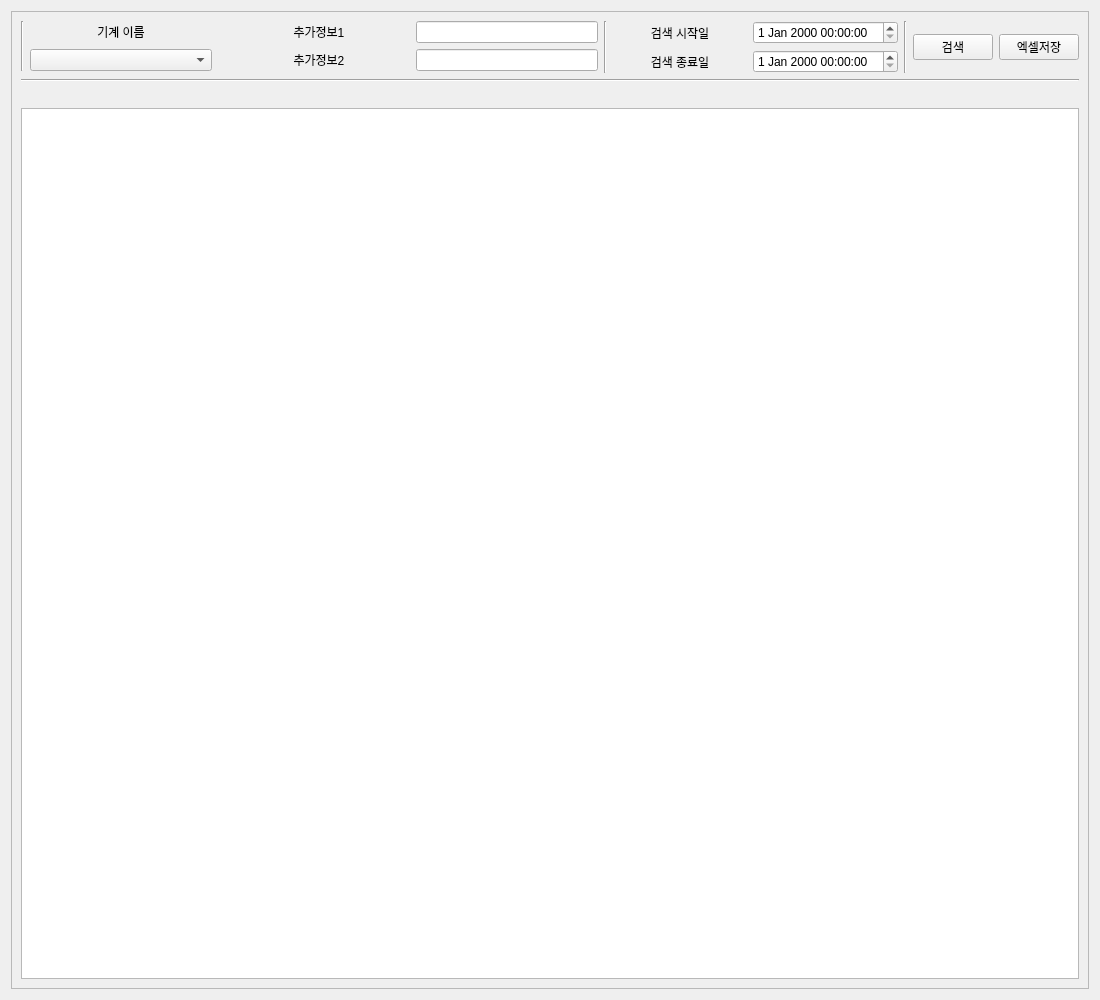
This is dbsearchsetting.ui in good7zzang/QT_DBA as Qt 5 draws it before an edit. The edited form follows.
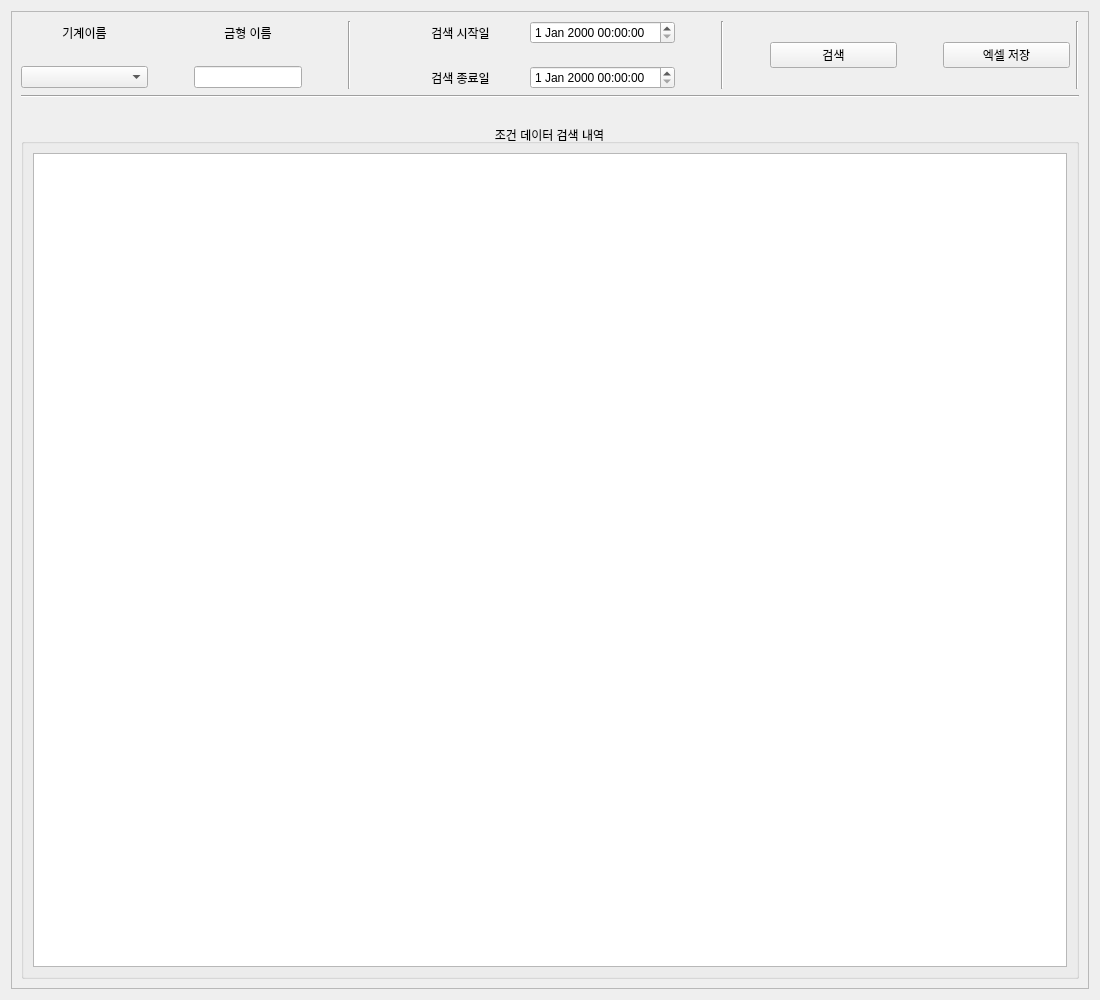
This is the edited form.

```diff
--- a/dbsearchsetting.ui
+++ b/dbsearchsetting.ui
@@ -28,58 +28,196 @@
         <height>976</height>
        </rect>
       </property>
-      <layout class="QGridLayout" name="gridLayout_2">
-       <item row="0" column="6">
-        <widget class="QPushButton" name="pushButton_3">
-         <property name="sizePolicy">
-          <sizepolicy hsizetype="Maximum" vsizetype="Fixed">
-           <horstretch>0</horstretch>
-           <verstretch>0</verstretch>
-          </sizepolicy>
-         </property>
-         <property name="text">
-          <string>엑셀저장</string>
-         </property>
-        </widget>
-       </item>
-       <item row="0" column="2">
-        <widget class="Line" name="line_2">
-         <property name="orientation">
-          <enum>Qt::Vertical</enum>
-         </property>
-        </widget>
-       </item>
-       <item row="0" column="5">
-        <widget class="QPushButton" name="pushButton">
-         <property name="sizePolicy">
-          <sizepolicy hsizetype="Maximum" vsizetype="Fixed">
-           <horstretch>0</horstretch>
-           <verstretch>0</verstretch>
-          </sizepolicy>
-         </property>
-         <property name="text">
-          <string>검색</string>
-         </property>
-        </widget>
-       </item>
-       <item row="0" column="4">
-        <widget class="Line" name="line_3">
-         <property name="orientation">
-          <enum>Qt::Vertical</enum>
-         </property>
-        </widget>
-       </item>
-       <item row="1" column="0" colspan="7">
-        <widget class="Line" name="line_4">
+      <layout class="QGridLayout" name="gridLayout_3">
+       <item row="1" column="0">
+        <widget class="Line" name="line">
          <property name="orientation">
           <enum>Qt::Horizontal</enum>
          </property>
         </widget>
        </item>
-       <item row="0" column="3">
-        <layout class="QGridLayout" name="gridLayout_4">
+       <item row="3" column="0">
+        <widget class="QGroupBox" name="groupBox">
+         <property name="font">
+          <font>
+           <weight>50</weight>
+           <bold>false</bold>
+           <underline>false</underline>
+           <kerning>true</kerning>
+          </font>
+         </property>
+         <property name="title">
+          <string>조건 데이터 검색 내역</string>
+         </property>
+         <property name="alignment">
+          <set>Qt::AlignCenter</set>
+         </property>
+         <property name="flat">
+          <bool>true</bool>
+         </property>
+         <layout class="QGridLayout" name="gridLayout_5">
+          <item row="0" column="0">
+           <layout class="QGridLayout" name="gridLayout_4">
+            <item row="0" column="0">
+             <widget class="QTableView" name="Ta_Settinglist"/>
+            </item>
+           </layout>
+          </item>
+         </layout>
+        </widget>
+       </item>
+       <item row="0" column="0">
+        <layout class="QGridLayout" name="gridLayout_2">
+         <item row="0" column="12">
+          <spacer name="horizontalSpacer_6">
+           <property name="orientation">
+            <enum>Qt::Horizontal</enum>
+           </property>
+           <property name="sizeType">
+            <enum>QSizePolicy::Maximum</enum>
+           </property>
+           <property name="sizeHint" stdset="0">
+            <size>
+             <width>40</width>
+             <height>20</height>
+            </size>
+           </property>
+          </spacer>
+         </item>
+         <item row="1" column="0">
+          <spacer name="verticalSpacer_2">
+           <property name="orientation">
+            <enum>Qt::Vertical</enum>
+           </property>
+           <property name="sizeType">
+            <enum>QSizePolicy::Maximum</enum>
+           </property>
+           <property name="sizeHint" stdset="0">
+            <size>
+             <width>20</width>
+             <height>10</height>
+            </size>
+           </property>
+          </spacer>
+         </item>
+         <item row="0" column="3">
+          <spacer name="horizontalSpacer_2">
+           <property name="orientation">
+            <enum>Qt::Horizontal</enum>
+           </property>
+           <property name="sizeType">
+            <enum>QSizePolicy::Maximum</enum>
+           </property>
+           <property name="sizeHint" stdset="0">
+            <size>
+             <width>40</width>
+             <height>20</height>
+            </size>
+           </property>
+          </spacer>
+         </item>
+         <item row="0" column="1">
+          <spacer name="horizontalSpacer_7">
+           <property name="orientation">
+            <enum>Qt::Horizontal</enum>
+           </property>
+           <property name="sizeType">
+            <enum>QSizePolicy::Preferred</enum>
+           </property>
+           <property name="sizeHint" stdset="0">
+            <size>
+             <width>40</width>
+             <height>20</height>
+            </size>
+           </property>
+          </spacer>
+         </item>
+         <item row="0" column="4" rowspan="3">
+          <widget class="Line" name="line_2">
+           <property name="orientation">
+            <enum>Qt::Vertical</enum>
+           </property>
+          </widget>
+         </item>
+         <item row="0" column="9" rowspan="3">
+          <widget class="Line" name="line_4">
+           <property name="orientation">
+            <enum>Qt::Vertical</enum>
+           </property>
+          </widget>
+         </item>
+         <item row="2" column="0">
+          <widget class="QComboBox" name="comboBox">
+           <property name="sizePolicy">
+            <sizepolicy hsizetype="Preferred" vsizetype="Fixed">
+             <horstretch>0</horstretch>
+             <verstretch>0</verstretch>
+            </sizepolicy>
+           </property>
+           <property name="maximumSize">
+            <size>
+             <width>16777215</width>
+             <height>16777215</height>
+            </size>
+           </property>
+          </widget>
+         </item>
+         <item row="0" column="5">
+          <spacer name="horizontalSpacer_3">
+           <property name="orientation">
+            <enum>Qt::Horizontal</enum>
+           </property>
+           <property name="sizeType">
+            <enum>QSizePolicy::Maximum</enum>
+           </property>
+           <property name="sizeHint" stdset="0">
+            <size>
+             <width>40</width>
+             <height>20</height>
+            </size>
+           </property>
+          </spacer>
+         </item>
          <item row="0" column="0">
-          <widget class="QLabel" name="label_5">
+          <widget class="QLabel" name="label">
+           <property name="sizePolicy">
+            <sizepolicy hsizetype="Preferred" vsizetype="Preferred">
+             <horstretch>0</horstretch>
+             <verstretch>0</verstretch>
+            </sizepolicy>
+           </property>
+           <property name="maximumSize">
+            <size>
+             <width>16777215</width>
+             <height>16777215</height>
+            </size>
+           </property>
+           <property name="text">
+            <string>기계이름</string>
+           </property>
+           <property name="alignment">
+            <set>Qt::AlignCenter</set>
+           </property>
+          </widget>
+         </item>
+         <item row="0" column="2">
+          <widget class="QLabel" name="label_2">
+           <property name="sizePolicy">
+            <sizepolicy hsizetype="Preferred" vsizetype="Preferred">
+             <horstretch>0</horstretch>
+             <verstretch>0</verstretch>
+            </sizepolicy>
+           </property>
+           <property name="text">
+            <string>금형 이름</string>
+           </property>
+           <property name="alignment">
+            <set>Qt::AlignCenter</set>
+           </property>
+          </widget>
+         </item>
+         <item row="0" column="6">
+          <widget class="QLabel" name="label_3">
            <property name="text">
             <string>검색 시작일</string>
            </property>
@@ -88,8 +226,8 @@
            </property>
           </widget>
          </item>
-         <item row="1" column="0">
-          <widget class="QLabel" name="label_6">
+         <item row="2" column="6">
+          <widget class="QLabel" name="label_4">
            <property name="text">
             <string>검색 종료일</string>
            </property>
@@ -98,12 +236,78 @@
            </property>
           </widget>
          </item>
-         <item row="0" column="1">
+         <item row="0" column="10">
+          <spacer name="horizontalSpacer_5">
+           <property name="orientation">
+            <enum>Qt::Horizontal</enum>
+           </property>
+           <property name="sizeType">
+            <enum>QSizePolicy::Maximum</enum>
+           </property>
+           <property name="sizeHint" stdset="0">
+            <size>
+             <width>40</width>
+             <height>20</height>
+            </size>
+           </property>
+          </spacer>
+         </item>
+         <item row="0" column="7">
           <widget class="QDateTimeEdit" name="dateTimeEdit"/>
          </item>
-         <item row="1" column="1">
+         <item row="0" column="11" rowspan="3">
+          <widget class="QPushButton" name="pushButton">
+           <property name="text">
+            <string>검색</string>
+           </property>
+          </widget>
+         </item>
+         <item row="2" column="7">
           <widget class="QDateTimeEdit" name="dateTimeEdit_2"/>
          </item>
+         <item row="0" column="8">
+          <spacer name="horizontalSpacer_4">
+           <property name="orientation">
+            <enum>Qt::Horizontal</enum>
+           </property>
+           <property name="sizeType">
+            <enum>QSizePolicy::Maximum</enum>
+           </property>
+           <property name="sizeHint" stdset="0">
+            <size>
+             <width>40</width>
+             <height>20</height>
+            </size>
+           </property>
+          </spacer>
+         </item>
+         <item row="0" column="13" rowspan="3">
+          <widget class="QPushButton" name="pushButton_2">
+           <property name="text">
+            <string>엑셀 저장</string>
+           </property>
+          </widget>
+         </item>
+         <item row="0" column="14" rowspan="3">
+          <widget class="Line" name="line_3">
+           <property name="orientation">
+            <enum>Qt::Vertical</enum>
+           </property>
+          </widget>
+         </item>
+         <item row="2" column="2">
+          <widget class="QLineEdit" name="lineEdit">
+           <property name="sizePolicy">
+            <sizepolicy hsizetype="Maximum" vsizetype="Fixed">
+             <horstretch>0</horstretch>
+             <verstretch>0</verstretch>
+            </sizepolicy>
+           </property>
+           <property name="alignment">
+            <set>Qt::AlignCenter</set>
+           </property>
+          </widget>
+         </item>
         </layout>
        </item>
        <item row="2" column="0">
@@ -122,89 +326,6 @@
          </property>
         </spacer>
        </item>
-       <item row="0" column="0" colspan="2">
-        <layout class="QGridLayout" name="gridLayout_3">
-         <item row="0" column="4">
-          <widget class="QLineEdit" name="lineEdit">
-           <property name="sizePolicy">
-            <sizepolicy hsizetype="Preferred" vsizetype="Fixed">
-             <horstretch>0</horstretch>
-             <verstretch>0</verstretch>
-            </sizepolicy>
-           </property>
-          </widget>
-         </item>
-         <item row="1" column="4">
-          <widget class="QLineEdit" name="lineEdit_2">
-           <property name="sizePolicy">
-            <sizepolicy hsizetype="Preferred" vsizetype="Fixed">
-             <horstretch>0</horstretch>
-             <verstretch>0</verstretch>
-            </sizepolicy>
-           </property>
-          </widget>
-         </item>
-         <item row="0" column="1">
-          <widget class="QLabel" name="label_2">
-           <property name="text">
-            <string>기계 이름</string>
-           </property>
-           <property name="alignment">
-            <set>Qt::AlignCenter</set>
-           </property>
-          </widget>
-         </item>
-         <item row="1" column="1">
-          <widget class="QComboBox" name="comboBox_2"/>
-         </item>
-         <item row="0" column="3">
-          <widget class="QLabel" name="label_3">
-           <property name="text">
-            <string>추가정보1</string>
-           </property>
-           <property name="alignment">
-            <set>Qt::AlignCenter</set>
-           </property>
-          </widget>
-         </item>
-         <item row="1" column="3">
-          <widget class="QLabel" name="label_4">
-           <property name="text">
-            <string>추가정보2</string>
-           </property>
-           <property name="alignment">
-            <set>Qt::AlignCenter</set>
-           </property>
-          </widget>
-         </item>
-         <item row="0" column="0" rowspan="2">
-          <widget class="Line" name="line">
-           <property name="orientation">
-            <enum>Qt::Vertical</enum>
-           </property>
-          </widget>
-         </item>
-         <item row="0" column="2">
-          <spacer name="horizontalSpacer">
-           <property name="orientation">
-            <enum>Qt::Horizontal</enum>
-           </property>
-           <property name="sizeType">
-            <enum>QSizePolicy::Maximum</enum>
-           </property>
-           <property name="sizeHint" stdset="0">
-            <size>
-             <width>10</width>
-             <height>20</height>
-            </size>
-           </property>
-          </spacer>
-         </item>
-        </layout>
-       </item>
-       <item row="3" column="0" colspan="7">
-        <widget class="QTableView" name="tableView"/>
-       </item>
       </layout>
      </widget>
     </widget>
```
